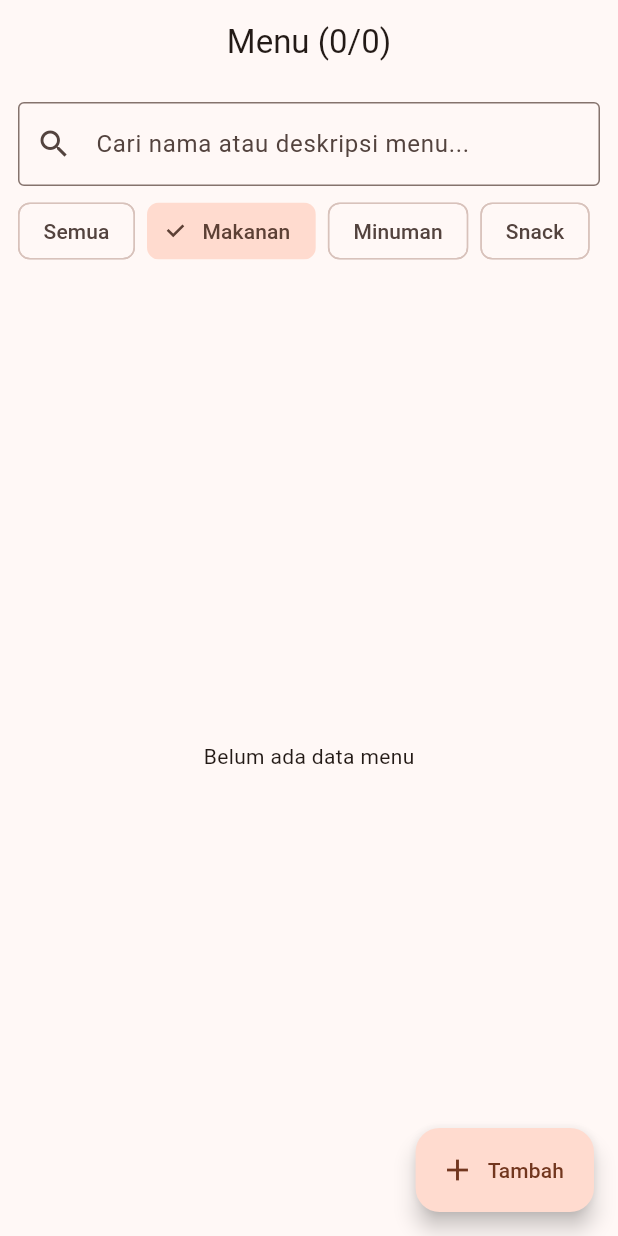
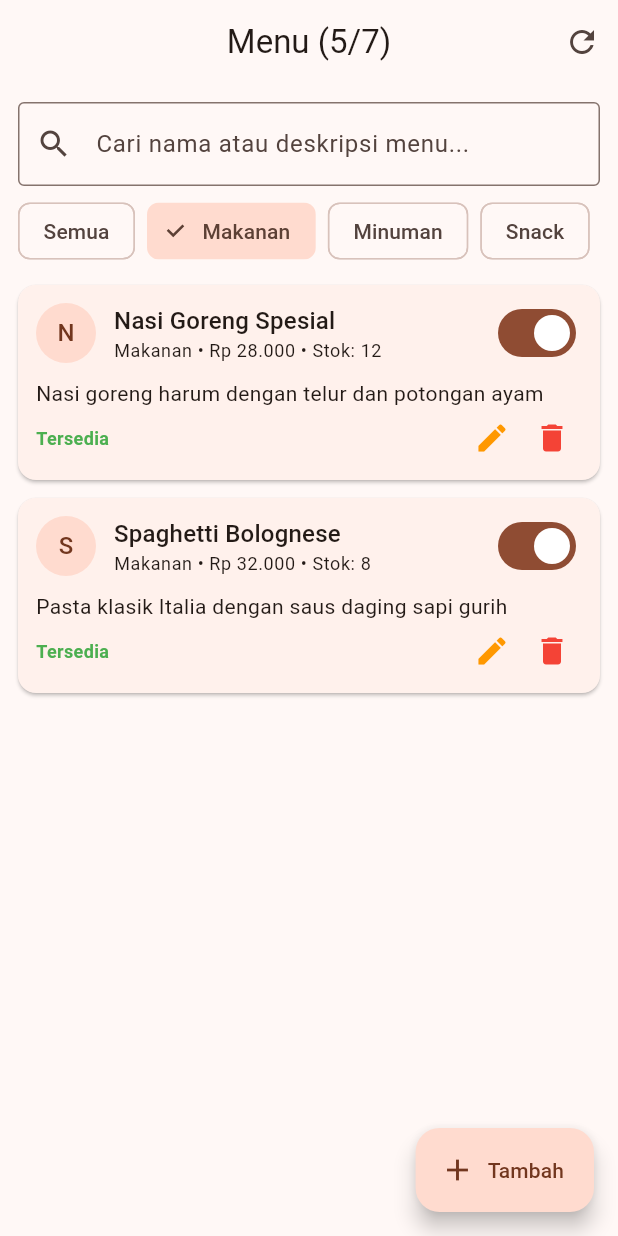
Before and after one commit to FahriID563/cpmk03-H1D024012-paket2, a Flutter app: the screen it shows after launch, after a tap on "Makanan", on a phone screen of 412 x 824 dp. Run offline on Flutter 3.47's test engine with Material 3 defaults, Android fonts, the phone set to English and light mode, and no system bars; our stand-ins replace get, hive, hive_flutter; accounts and stored records are empty.

Commit message:
nambahin data dummy

```diff
--- a/lib/controllers/menu_controller.dart
+++ b/lib/controllers/menu_controller.dart
@@ -73,6 +73,17 @@ class MenuKafeController extends GetxController {
     final data = _service.getAll()
       ..sort((a, b) => a.nama.toLowerCase().compareTo(b.nama.toLowerCase()));
     menuList.assignAll(data);
+  }
+
+  // ================= DATA DUMMY =================
+  Future<void> resetDummyData() async {
+    await _service.seedInitialData(force: true);
+    loadData();
+    Get.snackbar(
+      'Data Dummy',
+      'Data dummy berhasil dimuat ulang',
+      snackPosition: SnackPosition.BOTTOM,
+    );
   }
 
   // ================= NAVIGASI KE FORM =================
--- a/lib/main.dart
+++ b/lib/main.dart
@@ -24,6 +24,10 @@ Future<void> main() async {
     await Hive.openBox<Menu>(HiveService.boxName);
   }
 
+  // 5. Muat data dummy jika box masih kosong
+  final hiveService = HiveService();
+  await hiveService.seedInitialData();
+
   runApp(const MyApp());
 }
 
--- a/lib/services/hive_service.dart
+++ b/lib/services/hive_service.dart
@@ -18,4 +18,82 @@ class HiveService {
 
   // DELETE
   Future<void> delete(String id) => _box.delete(id);
+
+  // SEED DUMMY DATA
+  Future<void> seedInitialData({bool force = false}) async {
+    if (_box.isEmpty || force) {
+      if (force) {
+        await _box.clear();
+      }
+      final dummyMenus = [
+        Menu(
+          id: '1',
+          nama: 'Es Kopi Susu Gula Aren',
+          kategori: 'Minuman',
+          harga: 18000,
+          deskripsi: 'Espresso dengan susu segar dan gula aren pilihan',
+          stokPorsi: 25,
+          tersedia: true,
+        ),
+        Menu(
+          id: '2',
+          nama: 'Matcha Latte',
+          kategori: 'Minuman',
+          harga: 22000,
+          deskripsi: 'Matcha murni dengan steamed milk yang lembut',
+          stokPorsi: 15,
+          tersedia: true,
+        ),
+        Menu(
+          id: '3',
+          nama: 'Americano Ice',
+          kategori: 'Minuman',
+          harga: 16000,
+          deskripsi: 'Double shot espresso dingin penyegar hari',
+          stokPorsi: 0,
+          tersedia: false,
+        ),
+        Menu(
+          id: '4',
+          nama: 'Nasi Goreng Spesial',
+          kategori: 'Makanan',
+          harga: 28000,
+          deskripsi: 'Nasi goreng harum dengan telur dan potongan ayam',
+          stokPorsi: 12,
+          tersedia: true,
+        ),
+        Menu(
+          id: '5',
+          nama: 'Spaghetti Bolognese',
+          kategori: 'Makanan',
+          harga: 32000,
+          deskripsi: 'Pasta klasik Italia dengan saus daging sapi gurih',
+          stokPorsi: 8,
+          tersedia: true,
+        ),
+        Menu(
+          id: '6',
+          nama: 'Croissant Butter',
+          kategori: 'Snack',
+          harga: 15000,
+          deskripsi: 'Pastry renyah beraroma butter khas Prancis',
+          stokPorsi: 10,
+          tersedia: true,
+        ),
+        Menu(
+          id: '7',
+          nama: 'Kentang Goreng Truffle',
+          kategori: 'Snack',
+          harga: 20000,
+          deskripsi: 'French fries renyah dengan aroma truffle harum',
+          stokPorsi: 0,
+          tersedia: false,
+        ),
+      ];
+
+      for (final menu in dummyMenus) {
+        await _box.put(menu.id, menu);
+      }
+    }
+  }
 }
--- a/lib/views/menu_list_view.dart
+++ b/lib/views/menu_list_view.dart
@@ -15,6 +15,13 @@ class MenuListView extends GetView<MenuKafeController> {
           () => Text('Menu (${controller.jumlahTersedia}/${controller.totalMenu})'),
         ),
         centerTitle: true,
+        actions: [
+          IconButton(
+            tooltip: 'Muat Ulang Data Dummy',
+            icon: const Icon(Icons.refresh),
+            onPressed: controller.resetDummyData,
+          ),
+        ],
       ),
       body: Column(
         children: [
```
